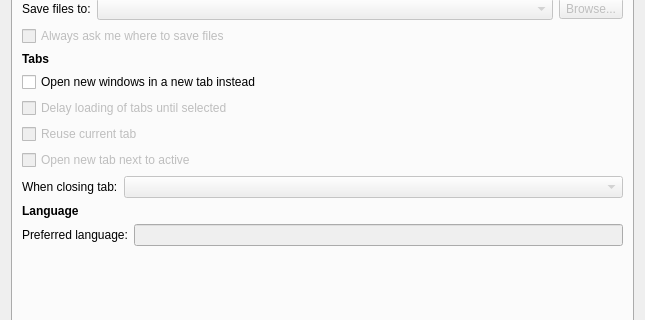
This is src/ui/PreferencesDialog.ui in OtterBrowser/otter-browser as Qt 5 draws it before an edit; both pictures show x 0 to 645 and y 172 to 492 of the 645 by 597 pixel window. The edited form follows.
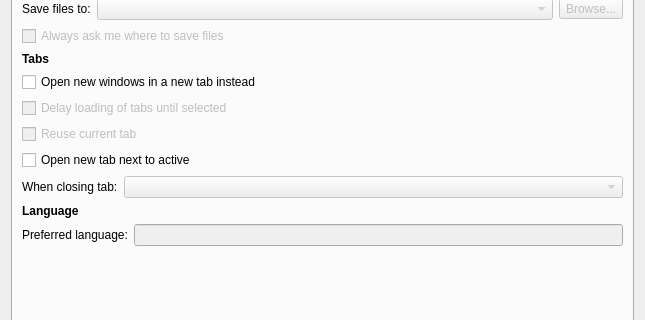
This is the edited form. The open tabs and pages were chosen to show the change.

Commit message: Add few tabs related options

```diff
--- a/src/ui/PreferencesDialog.ui
+++ b/src/ui/PreferencesDialog.ui
@@ -222,9 +222,6 @@
        </item>
        <item>
         <widget class="QCheckBox" name="openNextToActiveheckBox">
-         <property name="enabled">
-          <bool>false</bool>
-         </property>
          <property name="text">
           <string>Open new tab next to active</string>
          </property>
```
Left out of the diff: 2 changed lines with no effect on the pictures. The commit also changes 4 other files.
